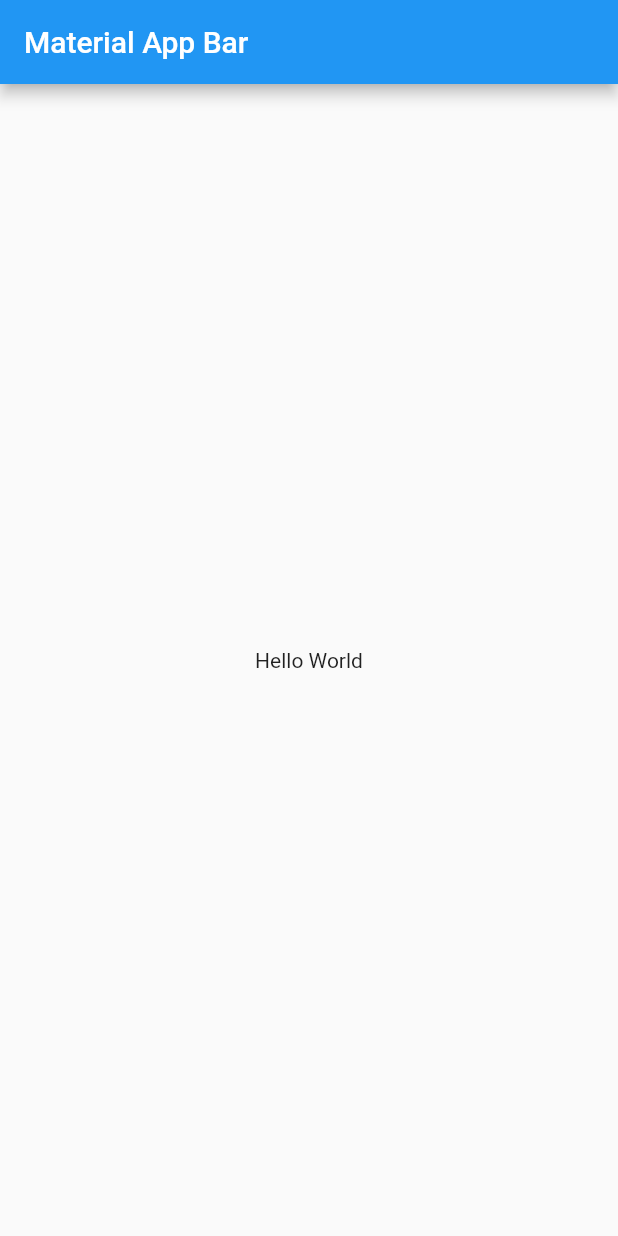
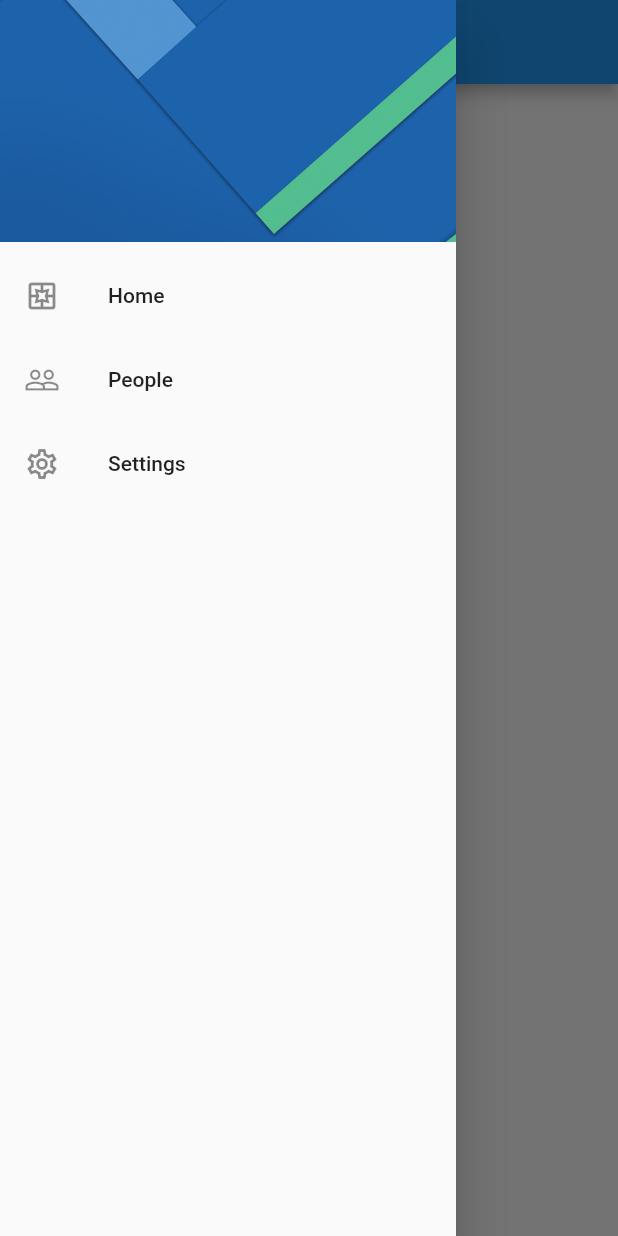
Before and after one commit to DiegoJavb/preferencias_usuario, a Flutter app: the screen it shows after launch, with the side drawer open (before the commit the screen has no drawer), on a phone screen of 412 x 824 dp. Run offline on Flutter 3.47's test engine with Material 2 defaults, Android fonts, the phone set to English and light mode, and no system bars.

Commit message:
Drawer navigation de la app

```diff
--- a/lib/main.dart
+++ b/lib/main.dart
@@ -1,4 +1,5 @@
 import 'package:flutter/material.dart';
+import 'package:preferences_app/screens/screens.dart';
 
 void main() => runApp(const MyApp());
 
@@ -10,14 +11,11 @@ class MyApp extends StatelessWidget {
     return MaterialApp(
       debugShowCheckedModeBanner: false,
       title: 'Material App',
-      home: Scaffold(
-        appBar: AppBar(
-          title: const Text('Material App Bar'),
-        ),
-        body: const Center(
-          child: Text('Hello World'),
-        ),
-      ),
+      initialRoute: HomeScreen.routerName,
+      routes: {
+        HomeScreen.routerName: (_) => const HomeScreen(),
+        SettingsScreen.routerName: (_) => const SettingsScreen(),
+      },
     );
   }
 }
--- /dev/null
+++ b/lib/screens/home_screen.dart
@@ -0,0 +1,20 @@
+import 'package:flutter/material.dart';
+import 'package:preferences_app/widgets/widgets.dart';
+
+class HomeScreen extends StatelessWidget {
+  static const String routerName = 'Home';
+  const HomeScreen({super.key});
+
+  @override
+  Widget build(BuildContext context) {
+    return Scaffold(
+      appBar: AppBar(
+        title: const Text('Home screen'),
+      ),
+      drawer: const CustomDrawer(),
+      body: const Center(
+        child: Text('Home screen'),
+      ),
+    );
+  }
+}
--- /dev/null
+++ b/lib/screens/screens.dart
@@ -0,0 +1,2 @@
+export 'package:preferences_app/screens/home_screen.dart';
+export 'package:preferences_app/screens/settings_screen.dart';
--- /dev/null
+++ b/lib/screens/settings_screen.dart
@@ -0,0 +1,20 @@
+import 'package:flutter/material.dart';
+import 'package:preferences_app/widgets/widgets.dart';
+
+class SettingsScreen extends StatelessWidget {
+  static const String routerName = 'Settings';
+  const SettingsScreen({super.key});
+
+  @override
+  Widget build(BuildContext context) {
+    return Scaffold(
+      appBar: AppBar(
+        title: const Text('Settigns screen'),
+      ),
+      drawer: const CustomDrawer(),
+      body: const Center(
+        child: Text('Setting screen'),
+      ),
+    );
+  }
+}
--- /dev/null
+++ b/lib/widgets/custom_drawer.dart
@@ -0,0 +1,55 @@
+import 'package:flutter/material.dart';
+import 'package:preferences_app/screens/screens.dart';
+
+class CustomDrawer extends StatelessWidget {
+  const CustomDrawer({super.key});
+
+  @override
+  Widget build(BuildContext context) {
+    return Drawer(
+      child: ListView(
+        padding: EdgeInsets.zero,
+        children: [
+          _DrawerHeader(),
+          ListTile(
+            leading: const Icon(Icons.pages_outlined),
+            title: const Text('Home'),
+            onTap: () {
+              Navigator.pushReplacementNamed(context, HomeScreen.routerName);
+            },
+          ),
+          ListTile(
+            leading: const Icon(Icons.people_outline),
+            title: const Text('People'),
+            onTap: () {},
+          ),
+          ListTile(
+            leading: const Icon(Icons.settings_outlined),
+            title: const Text('Settings'),
+            onTap: () {
+              Navigator.pushReplacementNamed(
+                  context, SettingsScreen.routerName);
+            },
+          ),
+        ],
+      ),
+    );
+  }
+}
+
+class _DrawerHeader extends StatelessWidget {
+  @override
+  Widget build(BuildContext context) {
+    return DrawerHeader(
+      padding: EdgeInsets.zero,
+      child: Container(
+        decoration: const BoxDecoration(
+          image: DecorationImage(
+            image: AssetImage('assets/menu-img.jpg'),
+            fit: BoxFit.cover,
+          ),
+        ),
+      ),
+    );
+  }
+}
--- /dev/null
+++ b/lib/widgets/widgets.dart
@@ -0,0 +1 @@
+export 'package:preferences_app/widgets/custom_drawer.dart';
```
Also changed, not shown: pubspec.yaml (+4 -5 lines), assets/menu-img.jpg (added).
